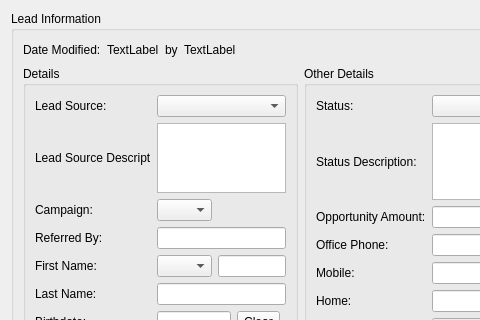
Qt form client/src/leaddetails.ui (KDAB/FatCRM) before a commit; both pictures show x 0 to 480 and y 0 to 320 of the 883 by 625 pixel window.
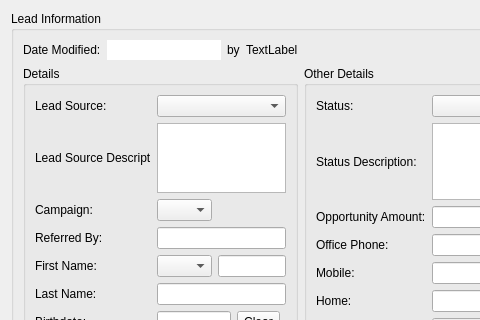
The same form after that commit.

```diff
--- a/client/src/leaddetails.ui
+++ b/client/src/leaddetails.ui
@@ -30,9 +30,18 @@
          </widget>
         </item>
         <item row="0" column="1">
-         <widget class="QLabel" name="modifiedDate">
-          <property name="text">
-           <string>TextLabel</string>
+         <widget class="QLineEdit" name="modifiedDate">
+          <property name="maximumSize">
+           <size>
+            <width>114</width>
+            <height>16777215</height>
+           </size>
+          </property>
+          <property name="frame">
+           <bool>false</bool>
+          </property>
+          <property name="readOnly">
+           <bool>true</bool>
           </property>
          </widget>
         </item>
```
